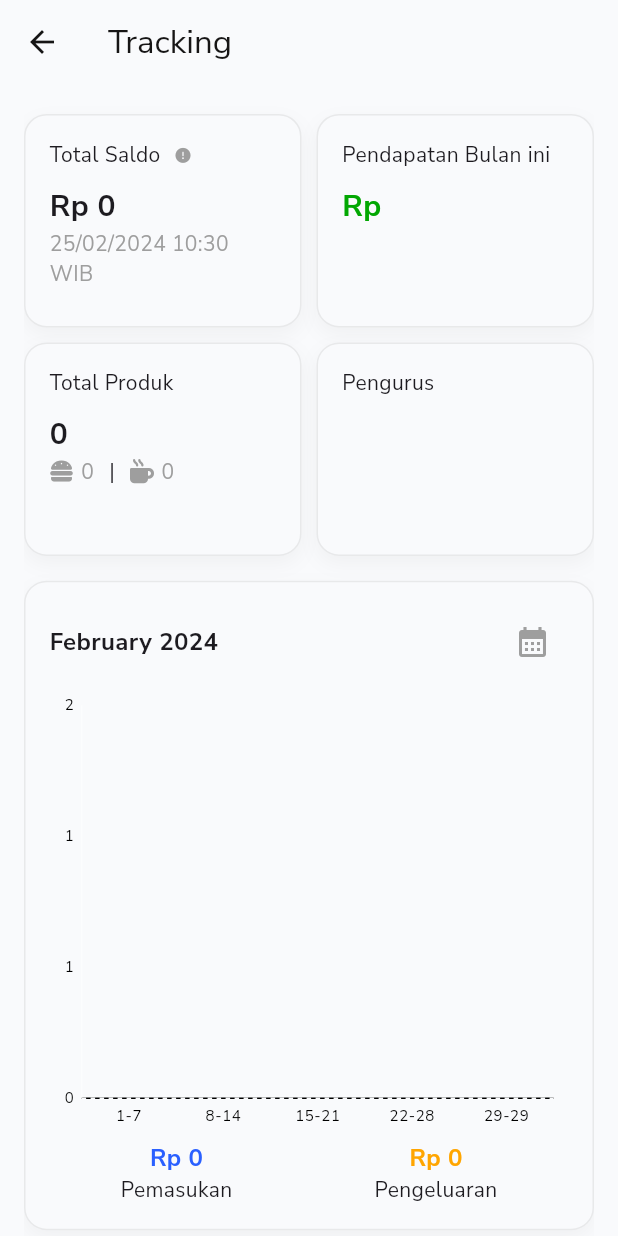
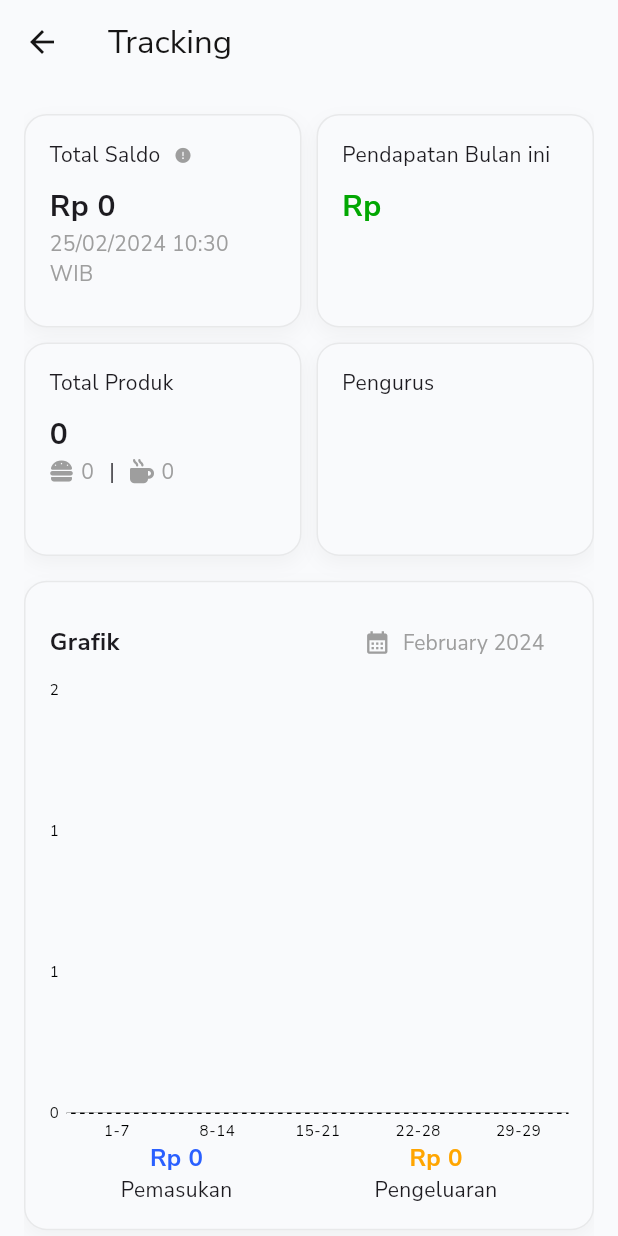
Before and after one commit to irfanarfianto/kajur_app, a Flutter app: the ChartPage screen opened directly, on a phone screen of 412 x 824 dp. Run offline on Flutter 3.47's test engine with Material 3 defaults, Android fonts, the phone set to English and light mode, and no system bars; drawn by our look-alikes of skeletonizer; our stand-ins replace cached_network_image, carousel_slider, cloud_firestore, connectivity_plus, dropdown_button2, easy_date_timeline and 18 more; missing offline and left inert: animated_snack_bar, dotted_dashed_line; accounts and stored records are empty.

Commit message:
Update string.xml and showmodal_date.dart, daftar_user.dart, keuangan_services.dart, and card_saldo.dart

```diff
--- a/lib/components/keuangan/chart.dart
+++ b/lib/components/keuangan/chart_income_expense.dart
@@ -1,5 +1,4 @@
 import 'package:flutter/material.dart';
-import 'package:skeletonizer/skeletonizer.dart';
 import 'package:syncfusion_flutter_charts/charts.dart';
 import 'package:intl/intl.dart';
 
@@ -16,7 +15,12 @@ class SfCartesianChartWidget extends StatelessWidget {
   @override
   Widget build(BuildContext context) {
     return SfCartesianChart(
+      margin: const EdgeInsets.all(0),
+      plotAreaBorderWidth: 0,
       borderColor: Colors.white,
+      borderWidth: 0,
+      backgroundColor: Colors.transparent,
+      loadMoreIndicatorBuilder: (context, direction) => SizedBox.shrink(),
       primaryXAxis: const CategoryAxis(
         labelStyle: TextStyle(
           fontSize: 10,
@@ -26,10 +30,11 @@ class SfCartesianChartWidget extends StatelessWidget {
         majorTickLines: MajorTickLines(size: 0),
       ),
       primaryYAxis: NumericAxis(
-        axisLine: AxisLine(
-          color: Colors.white.withOpacity(.5),
+        axisLine: const AxisLine(
+          width: 0,
         ),
         desiredIntervals: 5,
+        edgeLabelPlacement: EdgeLabelPlacement.none,
         numberFormat: NumberFormat.compactCurrency(locale: 'id', symbol: ''),
         labelFormat: '{value}',
         labelStyle: const TextStyle(fontSize: 10),
--- a/lib/components/keuangan/showmodal_date.dart
+++ b/lib/components/keuangan/showmodal_date.dart
@@ -66,7 +66,9 @@ class _TimerPickerState extends State<TimerPicker> {
                         height: 100,
                         child: CupertinoPicker(
                           scrollController: FixedExtentScrollController(
-                            initialItem: months.indexOf(widget.selectedMonth),
+                            initialItem: months.contains(widget.selectedMonth)
+                                ? months.indexOf(widget.selectedMonth)
+                                : 0,
                           ),
                           itemExtent: 30,
                           onSelectedItemChanged: (index) {
--- a/lib/screens/Tracking/tracking_page.dart
+++ b/lib/screens/Tracking/tracking_page.dart
@@ -1,7 +1,8 @@
 import 'package:flutter/material.dart';
 import 'package:font_awesome_flutter/font_awesome_flutter.dart';
 import 'package:intl/intl.dart';
-import 'package:kajur_app/components/keuangan/chart.dart';
+import 'package:kajur_app/components/keuangan/chart_expense.dart';
+import 'package:kajur_app/components/keuangan/chart_income_expense.dart';
 import 'package:kajur_app/components/keuangan/daftar_user.dart';
 import 'package:kajur_app/components/keuangan/keterangan_saldo.dart';
 import 'package:kajur_app/components/keuangan/showmodal_date.dart';
@@ -21,7 +22,10 @@ class _ChartPageState extends State<ChartPage> {
   final ProdukService _produkService = ProdukService();
   final KeuanganService _service = KeuanganService();
   final currencyFormat = NumberFormat.compactCurrency(
-      locale: 'id', symbol: 'Rp ', decimalDigits: 0);
+    locale: 'id',
+    symbol: 'Rp ',
+    decimalDigits: 0,
+  );
 
   String totalProdukText = '';
   String makananProdukText = '';
@@ -32,21 +36,26 @@ class _ChartPageState extends State<ChartPage> {
   @override
   void initState() {
     super.initState();
+    _initializeData();
+  }
+
+  void _initializeData() {
     _service.listenToTotalSaldo();
     _service.saldoTimestamp = DateTime.now();
-
-    // Initialize the lists
     _service.incomeData = [];
     _service.expenseData = [];
-
+    _service.monthlyExpenseData = [];
     _service.selectedMonth = DateFormat('MMMM').format(DateTime.now());
     _service.selectedYear = DateFormat('yyyy').format(DateTime.now());
 
-    // Fetch data for income table
-    _service.fetchIncomeData(_service.selectedMonth, _service.selectedYear);
-
-    // Fetch data for expense table
-    _service.fetchExpenseData(_service.selectedMonth, _service.selectedYear);
+    _service.fetchIncomeData(
+      _service.selectedMonth,
+      _service.selectedYear,
+    );
+    _service.fetchExpenseData(
+      _service.selectedMonth,
+      _service.selectedYear,
+    );
 
     _service.onDataLoaded = () {
       if (mounted) {
@@ -63,11 +72,12 @@ class _ChartPageState extends State<ChartPage> {
             minumanProdukText = minumanCount.toString();
           });
         }
-    });
-    getUserProfiles();
+      },
+    );
+    _getUserProfiles();
   }
 
-  Future<void> getUserProfiles() async {
+  Future<void> _getUserProfiles() async {
     List<Map<String, dynamic>> profiles =
         await _produkService.getAllUserProfiles();
     setState(() {
@@ -88,9 +98,7 @@ class _ChartPageState extends State<ChartPage> {
       child: Scaffold(
         appBar: AppBar(
           surfaceTintColor: Colors.transparent,
-          title: const Text(
-            'Tracking',
-          ),
+          title: const Text('Tracking'),
         ),
         body: Padding(
           padding: const EdgeInsets.symmetric(horizontal: 16.0),
@@ -99,20 +107,43 @@ class _ChartPageState extends State<ChartPage> {
             child: Column(
               children: [
                 const SizedBox(height: 20),
-                GridView.count(
+                _buildGridView(),
+                SizedBox(height: MediaQuery.of(context).size.height * 0.02),
+                _buildChartContainer(),
+                const SizedBox(height: 20),
+                _buildChartExpenseContainer(),
+                const SizedBox(height: 20),
+              ],
+            ),
+          ),
+        ),
+      ),
+    );
+  }
+
+  Widget _buildGridView() {
+    return GridView.count(
       crossAxisCount: 2,
       shrinkWrap: true,
       childAspectRatio: 1.3,
       mainAxisSpacing: 10,
       crossAxisSpacing: 10,
       children: [
-                    Container(
+        _buildTotalSaldoContainer(),
+        _buildPendapatanBulananContainer(),
+        _buildTotalProdukContainer(),
+        _buildPengurusContainer(),
+      ],
+    );
+  }
+
+  Widget _buildTotalSaldoContainer() {
+    return Container(
       padding: const EdgeInsets.all(16.0),
       decoration: BoxDecoration(
         borderRadius: BorderRadius.circular(15),
         color: Col.secondaryColor,
-                        border: Border.all(
-                            color: const Color(0x309E9E9E), width: 1),
+        border: Border.all(color: const Color(0x309E9E9E), width: 1),
         boxShadow: [
           BoxShadow(
             color: Col.greyColor.withOpacity(.10),
@@ -127,9 +158,7 @@ class _ChartPageState extends State<ChartPage> {
           Row(
             children: [
               const Text('Total Saldo'),
-                              const SizedBox(
-                                width: 10,
-                              ),
+              const SizedBox(width: 10),
               InkWell(
                 onTap: () {
                   showModalBottomSheet(
@@ -138,23 +167,21 @@ class _ChartPageState extends State<ChartPage> {
                     isScrollControlled: true,
                     builder: (BuildContext context) {
                       return SizedBox(
-                                            height: MediaQuery.of(context)
-                                                    .size
-                                                    .height *
-                                                0.4,
-                                            child: const KeteranganSaldo());
-                                      });
+                        height: MediaQuery.of(context).size.height * 0.4,
+                        child: const KeteranganSaldo(),
+                      );
+                    },
+                  );
                 },
                 child: const FaIcon(
                   FontAwesomeIcons.circleExclamation,
                   color: Col.greyColor,
-                                    size: 10),
+                  size: 10,
+                ),
               ),
             ],
           ),
-                          const SizedBox(
-                            height: 10,
-                          ),
+          const SizedBox(height: 10),
           Text(currencyFormat.format(_service.totalSaldo),
               style: Typo.headingTextStyle),
           Text(
@@ -162,21 +189,23 @@ class _ChartPageState extends State<ChartPage> {
                 .format(_service.saldoTimestamp),
             style: Typo.emphasizedBodyTextStyle.copyWith(
               color: Col.greyColor,
-                              )),
+            ),
+          ),
         ],
       ),
-                    ),
-                    Skeletonizer(
-                      enabled: _service.incomeData.isEmpty &&
-                          _service.expenseData.isEmpty,
+    );
+  }
+
+  Widget _buildPendapatanBulananContainer() {
+    return Skeletonizer(
+      enabled: _service.incomeData.isEmpty && _service.expenseData.isEmpty,
       child: Skeleton.leaf(
         child: Container(
           padding: const EdgeInsets.all(16.0),
           decoration: BoxDecoration(
             borderRadius: BorderRadius.circular(15),
             color: Col.secondaryColor,
-                            border: Border.all(
-                                color: const Color(0x309E9E9E), width: 1),
+            border: Border.all(color: const Color(0x309E9E9E), width: 1),
             boxShadow: [
               BoxShadow(
                 color: Col.greyColor.withOpacity(.10),
@@ -189,15 +218,12 @@ class _ChartPageState extends State<ChartPage> {
             crossAxisAlignment: CrossAxisAlignment.start,
             children: [
               const Text('Pendapatan Bulan ini'),
-                              const SizedBox(
-                                height: 10,
-                              ),
+              const SizedBox(height: 10),
               Text(
                 (_service.totalIncomeMonthly == 0 &&
                         _service.totalExpenseMonthly == 0)
                     ? 'Rp '
-                                    : currencyFormat.format(
-                                        _service.totalIncomeMonthly -
+                    : currencyFormat.format(_service.totalIncomeMonthly -
                         _service.totalExpenseMonthly),
                 style: TextStyle(
                   fontSize: 20.0,
@@ -215,29 +241,25 @@ class _ChartPageState extends State<ChartPage> {
                   children: [
                     Icon(
                       (_service.totalIncomeMonthly -
-                                                  _service
-                                                      .totalExpenseMonthly >=
+                                  _service.totalExpenseMonthly >=
                               0)
                           ? FontAwesomeIcons.arrowUp
                           : FontAwesomeIcons.arrowDown,
                       size: 14,
                       color: (_service.totalIncomeMonthly -
-                                                  _service
-                                                      .totalExpenseMonthly >=
+                                  _service.totalExpenseMonthly >=
                               0)
                           ? Col.greenAccent
                           : Col.redAccent,
                     ),
                     const SizedBox(width: 5),
                     Text(
-                                      (_service.totalIncomeMonthly == 0 &&
-                                              _service.totalExpenseMonthly == 0)
-                                          ? ''
+                      (_service.totalIncomeMonthly == 0)
+                          ? '0.00%'
                           : '${((_service.totalIncomeMonthly - _service.totalExpenseMonthly) / _service.totalIncomeMonthly * 100).toStringAsFixed(2)}%',
                       style: TextStyle(
                         color: (_service.totalIncomeMonthly -
-                                                    _service
-                                                        .totalExpenseMonthly >=
+                                    _service.totalExpenseMonthly >=
                                 0)
                             ? Col.greenAccent
                             : Col.redAccent,
@@ -250,18 +272,19 @@ class _ChartPageState extends State<ChartPage> {
           ),
         ),
       ),
-                    ),
-                    Skeletonizer(
-                      enabled: _service.incomeData.isEmpty &&
-                          _service.expenseData.isEmpty,
+    );
+  }
+
+  Widget _buildTotalProdukContainer() {
+    return Skeletonizer(
+      enabled: _service.incomeData.isEmpty && _service.expenseData.isEmpty,
       child: Skeleton.leaf(
         child: Container(
           padding: const EdgeInsets.all(16.0),
           decoration: BoxDecoration(
             borderRadius: BorderRadius.circular(15),
             color: Col.secondaryColor,
-                            border: Border.all(
-                                color: const Color(0x309E9E9E), width: 1),
+            border: Border.all(color: const Color(0x309E9E9E), width: 1),
             boxShadow: [
               BoxShadow(
                 color: Col.greyColor.withOpacity(.10),
@@ -275,8 +298,7 @@ class _ChartPageState extends State<ChartPage> {
             children: [
               const Text('Total Produk'),
               const SizedBox(height: 10),
-                              Text(totalProdukText,
-                                  style: Typo.headingTextStyle),
+              Text(totalProdukText, style: Typo.headingTextStyle),
               Row(
                 crossAxisAlignment: CrossAxisAlignment.center,
                 children: [
@@ -289,8 +311,7 @@ class _ChartPageState extends State<ChartPage> {
                       ),
                       const SizedBox(width: 5),
                       Text(makananProdukText,
-                                          style: Typo.emphasizedBodyTextStyle
-                                              .copyWith(
+                          style: Typo.emphasizedBodyTextStyle.copyWith(
                             color: Col.greyColor,
                           )),
                     ],
@@ -307,8 +328,7 @@ class _ChartPageState extends State<ChartPage> {
                       ),
                       const SizedBox(width: 5),
                       Text(minumanProdukText,
-                                          style: Typo.emphasizedBodyTextStyle
-                                              .copyWith(
+                          style: Typo.emphasizedBodyTextStyle.copyWith(
                             color: Col.greyColor,
                           )),
                     ],
@@ -319,18 +339,19 @@ class _ChartPageState extends State<ChartPage> {
           ),
         ),
       ),
-                    ),
-                    Skeletonizer(
-                      enabled: _service.incomeData.isEmpty &&
-                          _service.expenseData.isEmpty,
+    );
+  }
+
+  Widget _buildPengurusContainer() {
+    return Skeletonizer(
+      enabled: _service.incomeData.isEmpty && _service.expenseData.isEmpty,
       child: Skeleton.leaf(
         child: Container(
           padding: const EdgeInsets.all(16.0),
           decoration: BoxDecoration(
             borderRadius: BorderRadius.circular(15),
             color: Col.secondaryColor,
-                            border: Border.all(
-                                color: const Color(0x309E9E9E), width: 1),
+            border: Border.all(color: const Color(0x309E9E9E), width: 1),
             boxShadow: [
               BoxShadow(
                 color: Col.greyColor.withOpacity(.10),
@@ -353,21 +374,18 @@ class _ChartPageState extends State<ChartPage> {
                     isScrollControlled: true,
                     builder: (BuildContext context) {
                       return SizedBox(
-                                            height: MediaQuery.of(context)
-                                                    .size
-                                                    .height *
-                                                0.5,
-                                            child: ListUser());
-                                      });
+                        height: MediaQuery.of(context).size.height * 0.5,
+                        child: ListUser(),
+                      );
+                    },
+                  );
                 },
                 child: SizedBox(
                   width: double.infinity,
                   height: 50,
                   child: Stack(
                     children: [
-                                      for (int i = 0;
-                                          i < userProfiles.length;
-                                          i++)
+                      for (int i = 0; i < userProfiles.length; i++)
                         if (i < 4)
                           Positioned(
                             left: i * 20.0,
@@ -383,30 +401,23 @@ class _ChartPageState extends State<ChartPage> {
                                   ),
                                   child: CircleAvatar(
                                     radius: 20,
-                                                    backgroundColor:
-                                                        Col.greyColor,
+                                    backgroundColor: Col.greyColor,
                                     backgroundImage:
-                                                        userProfiles[i]
-                                                                    ['photoUrl']
-                                                                .isNotEmpty
+                                        userProfiles[i]['photoUrl'].isNotEmpty
                                             ? NetworkImage(
-                                                                userProfiles[i][
-                                                                    'photoUrl'])
+                                                userProfiles[i]['photoUrl'])
                                             : null,
-                                                    child: userProfiles[i]
-                                                                ['photoUrl']
-                                                            .isEmpty
-                                                        ? const Icon(
-                                                            Icons
-                                                                .account_circle,
-                                                            size: 40,
+                                    child: userProfiles[i]['photoUrl'].isEmpty
+                                        ? const FaIcon(
+                                            FontAwesomeIcons.solidUser,
+                                            size: 22,
+                                            color: Colors.white,
                                           )
                                         : null,
                                   ),
                                 ),
                                 if (userProfiles.length > 4)
-                                                  Text(
-                                                      '+${userProfiles.length - 4}'),
+                                  Text('+${userProfiles.length - 4}'),
                               ],
                             ),
                           ),
@@ -418,23 +429,19 @@ class _ChartPageState extends State<ChartPage> {
           ),
         ),
       ),
-                    )
-                  ],
-                ),
-                SizedBox(
-                  height: MediaQuery.of(context).size.height * 0.02,
-                ),
-                Skeletonizer(
-                  enabled: _service.incomeData.isEmpty &&
-                      _service.expenseData.isEmpty,
+    );
+  }
+
+  Widget _buildChartContainer() {
+    return Skeletonizer(
+      enabled: _service.incomeData.isEmpty && _service.expenseData.isEmpty,
       child: Skeleton.leaf(
         child: Container(
           padding: const EdgeInsets.all(16.0),
           decoration: BoxDecoration(
             borderRadius: BorderRadius.circular(15),
             color: Col.secondaryColor,
-                        border: Border.all(
-                            color: const Color(0x309E9E9E), width: 1),
+            border: Border.all(color: const Color(0x309E9E9E), width: 1),
             boxShadow: [
               BoxShadow(
                 color: Col.greyColor.withOpacity(.10),
@@ -449,14 +456,19 @@ class _ChartPageState extends State<ChartPage> {
               Row(
                 mainAxisAlignment: MainAxisAlignment.spaceBetween,
                 children: [
-                              Expanded(
-                                child: Text(
-                                  '${_service.selectedMonth} ${_service.selectedYear}',
+                  Text(
+                    'Grafik',
                     style: Typo.titleTextStyle,
                     overflow: TextOverflow.ellipsis,
                   ),
+                  TextButton.icon(
+                    label: Text(
+                      '${_service.selectedMonth} ${_service.selectedYear}',
+                      style: Typo.bodyTextStyle.copyWith(
+                        color: Col.greyColor,
                       ),
-                              IconButton(
+                      overflow: TextOverflow.ellipsis,
+                    ),
                     onPressed: () {
                       showModalBottomSheet(
                         context: context,
@@ -464,9 +476,7 @@ class _ChartPageState extends State<ChartPage> {
                         isScrollControlled: true,
                         builder: (BuildContext context) {
                           return SizedBox(
-                                        height:
-                                            MediaQuery.of(context).size.height *
-                                                0.4,
+                            height: MediaQuery.of(context).size.height * 0.4,
                             child: TimerPicker(
                               selectedMonth: _service.selectedMonth,
                               selectedYear: _service.selectedYear,
@@ -507,8 +517,8 @@ class _ChartPageState extends State<ChartPage> {
                         },
                       );
                     },
-                                icon: const Icon(Icons.calendar_month,
-                                    color: Col.greyColor),
+                    icon:
+                        const Icon(Icons.calendar_month, color: Col.greyColor),
                   ),
                 ],
               ),
@@ -523,12 +533,11 @@ class _ChartPageState extends State<ChartPage> {
                   Column(
                     children: [
                       Text(
-                                    currencyFormat
-                                        .format(_service.totalIncomeMonthly),
+                        currencyFormat.format(_service.totalIncomeMonthly),
                         style: const TextStyle(
                           color: Col.primaryColor,
                           fontSize: 16,
-                                      fontWeight: Fw.bold,
+                          fontWeight: FontWeight.bold,
                         ),
                       ),
                       const Text(
@@ -540,13 +549,12 @@ class _ChartPageState extends State<ChartPage> {
                   Column(
                     children: [
                       Text(
-                                    currencyFormat
-                                        .format(_service.totalExpenseMonthly),
+                        currencyFormat.format(_service.totalExpenseMonthly),
                         textAlign: TextAlign.center,
                         style: const TextStyle(
                           color: Col.orangeAccent,
                           fontSize: 16,
-                                      fontWeight: Fw.bold,
+                          fontWeight: FontWeight.bold,
                         ),
                       ),
                       const Text(
@@ -561,12 +569,87 @@ class _ChartPageState extends State<ChartPage> {
           ),
         ),
       ),
+    );
+  }
+
+  Widget _buildChartExpenseContainer() {
+    return Container(
+      padding: const EdgeInsets.all(16.0),
+      decoration: BoxDecoration(
+        borderRadius: BorderRadius.circular(15),
+        color: Col.secondaryColor,
+        border: Border.all(color: const Color(0x309E9E9E), width: 1),
+        boxShadow: [
+          BoxShadow(
+            color: Col.greyColor.withOpacity(.10),
+            offset: const Offset(0, 5),
+            blurRadius: 10,
           ),
-                const SizedBox(height: 20),
         ],
       ),
+      child: Column(
+        crossAxisAlignment: CrossAxisAlignment.start,
+        children: [
+          Row(
+            mainAxisAlignment: MainAxisAlignment.spaceBetween,
+            children: [
+              Text('Pengeluaran', style: Typo.titleTextStyle),
+              TextButton.icon(
+                label: Text(
+                  '${_service.selectedMonth} ${_service.selectedYear}',
+                  style: Typo.bodyTextStyle.copyWith(
+                    color: Col.greyColor,
                   ),
+                  overflow: TextOverflow.ellipsis,
                 ),
+                onPressed: () {
+                  showModalBottomSheet(
+                    context: context,
+                    enableDrag: true,
+                    isScrollControlled: true,
+                    builder: (BuildContext context) {
+                      return SizedBox(
+                        height: MediaQuery.of(context).size.height * 0.4,
+                        child: TimerPicker(
+                          selectedMonth: _service.selectedMonth,
+                          selectedYear: _service.selectedYear,
+                          onMonthChanged: (String newValue) {
+                            setState(() {
+                              _service.selectedMonth = newValue;
+                            });
+                            _service.fetchExpenseData(
+                              _service.selectedMonth,
+                              _service.selectedYear,
+                            );
+                          },
+                          onYearChanged: (String newValue) {
+                            setState(() {
+                              _service.selectedYear = newValue;
+                            });
+                            _service.fetchExpenseData(
+                              _service.selectedMonth,
+                              _service.selectedYear,
+                            );
+                          },
+                          onConfirm: () async {
+                            if (mounted) {
+                              setState(() {});
+                            }
+                            Navigator.of(context).pop();
+                          },
+                        ),
+                      );
+                    },
+                  );
+                },
+                icon: const Icon(Icons.calendar_month, color: Col.greyColor),
+              ),
+            ],
+          ),
+          SfDoughnutChartWidget(
+            expenseData: _service.monthlyExpenseData,
+          ),
+        ],
       ),
     );
   }
```
Also changed, not shown: lib/components/activity/activity_widget.dart (+18 -10 lines), lib/components/keuangan/card_saldo.dart (+24 -25 lines), lib/components/keuangan/chart_expense.dart (added, +134 -0 lines), lib/components/keuangan/daftar_user.dart (+4 -4 lines), lib/services/keuangan/keuangan_services.dart (+9 -4 lines), 1 other file. Lines whose indentation alone changed are shown as unchanged.
